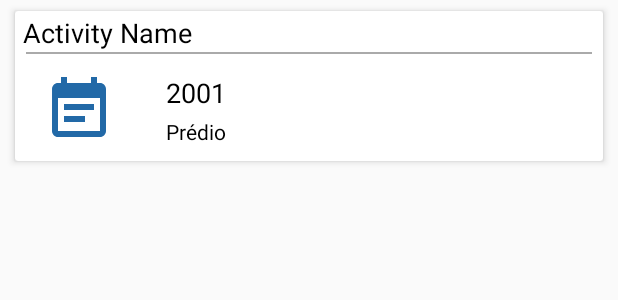
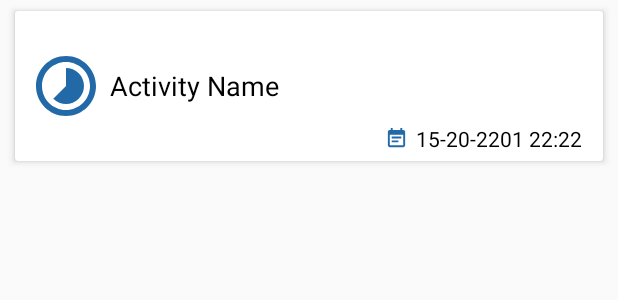
Before and after one commit to GAJ2L/Eventtus, an Android app: the layout card_activity_layout.xml on its own in the app's theme, with its tools: preview values and no code run, on a phone screen of 412 x 824 dp. Shown: the top 300 px of the screen. Run offline under Robolectric (Android 15) with nearby library versions, the phone set to English and light mode, and no system bars.

Commit message:
Ajuste de layout

```diff
--- /dev/null
+++ b/app/src/main/res/drawable/bubble.xml
@@ -0,0 +1,6 @@
+<vector android:height="48dp" android:viewportHeight="24.0"
+    android:viewportWidth="24.0" android:width="48dp" xmlns:android="http://schemas.android.com/apk/res/android">
+    <path android:fillColor="#FF000000" android:pathData="M7.2,14.4m-3.2,0a3.2,3.2 0,1 1,6.4 0a3.2,3.2 0,1 1,-6.4 0"/>
+    <path android:fillColor="#2269a7" android:pathData="M14.8,18m-2,0a2,2 0,1 1,4 0a2,2 0,1 1,-4 0"/>
+    <path android:fillColor="#2269a7" android:pathData="M15.2,8.8m-4.8,0a4.8,4.8 0,1 1,9.6 0a4.8,4.8 0,1 1,-9.6 0"/>
+</vector>
--- /dev/null
+++ b/app/src/main/res/drawable/finished.xml
@@ -0,0 +1,4 @@
+<vector android:height="18dp" android:viewportHeight="24.0"
+    android:viewportWidth="24.0" android:width="18dp" xmlns:android="http://schemas.android.com/apk/res/android">
+    <path android:fillColor="#1b5689" android:pathData="M18,7l-1.41,-1.41 -6.34,6.34 1.41,1.41L18,7zM22.24,5.59L11.66,16.17 7.48,12l-1.41,1.41L11.66,19l12,-12 -1.42,-1.41zM0.41,13.41L6,19l1.41,-1.41L1.83,12 0.41,13.41z"/>
+</vector>
--- /dev/null
+++ b/app/src/main/res/drawable/idle.xml
@@ -0,0 +1,4 @@
+<vector android:height="18dp" android:viewportHeight="24.0"
+    android:viewportWidth="24.0" android:width="18dp" xmlns:android="http://schemas.android.com/apk/res/android">
+    <path android:fillColor="#aaa" android:pathData="M22,5.72l-4.6,-3.86 -1.29,1.53 4.6,3.86L22,5.72zM7.88,3.39L6.6,1.86 2,5.71l1.29,1.53 4.59,-3.85zM12.5,8L11,8v6l4.75,2.85 0.75,-1.23 -4,-2.37L12.5,8zM12,4c-4.97,0 -9,4.03 -9,9s4.02,9 9,9c4.97,0 9,-4.03 9,-9s-4.03,-9 -9,-9zM12,20c-3.87,0 -7,-3.13 -7,-7s3.13,-7 7,-7 7,3.13 7,7 -3.13,7 -7,7z"/>
+</vector>
--- /dev/null
+++ b/app/src/main/res/drawable/mini_calendar.xml
@@ -0,0 +1,4 @@
+<vector android:height="15dp" android:viewportHeight="24.0"
+    android:viewportWidth="24.0" android:width="15dp" xmlns:android="http://schemas.android.com/apk/res/android">
+    <path android:fillColor="#2269a7" android:pathData="M17,10L7,10v2h10v-2zM19,3h-1L18,1h-2v2L8,3L8,1L6,1v2L5,3c-1.11,0 -1.99,0.9 -1.99,2L3,19c0,1.1 0.89,2 2,2h14c1.1,0 2,-0.9 2,-2L21,5c0,-1.1 -0.9,-2 -2,-2zM19,19L5,19L5,8h14v11zM14,14L7,14v2h7v-2z"/>
+</vector>
--- /dev/null
+++ b/app/src/main/res/drawable/mini_time.xml
@@ -0,0 +1,4 @@
+<vector android:height="15dp" android:viewportHeight="24.0"
+    android:viewportWidth="24.0" android:width="15dp" xmlns:android="http://schemas.android.com/apk/res/android">
+    <path android:fillColor="#2269a7" android:pathData="M16.24,7.76C15.07,6.59 13.54,6 12,6v6l-4.24,4.24c2.34,2.34 6.14,2.34 8.49,0 2.34,-2.34 2.34,-6.14 -0.01,-8.48zM12,2C6.48,2 2,6.48 2,12s4.48,10 10,10 10,-4.48 10,-10S17.52,2 12,2zM12,20c-4.42,0 -8,-3.58 -8,-8s3.58,-8 8,-8 8,3.58 8,8 -3.58,8 -8,8z"/>
+</vector>
--- /dev/null
+++ b/app/src/main/res/drawable/runnig.xml
@@ -0,0 +1,4 @@
+<vector android:height="18dp" android:viewportHeight="24.0"
+    android:viewportWidth="24.0" android:width="18dp" xmlns:android="http://schemas.android.com/apk/res/android">
+    <path android:fillColor="#008000" android:pathData="M13.49,5.48c1.1,0 2,-0.9 2,-2s-0.9,-2 -2,-2 -2,0.9 -2,2 0.9,2 2,2zM9.89,19.38l1,-4.4 2.1,2v6h2v-7.5l-2.1,-2 0.6,-3c1.3,1.5 3.3,2.5 5.5,2.5v-2c-1.9,0 -3.5,-1 -4.3,-2.4l-1,-1.6c-0.4,-0.6 -1,-1 -1.7,-1 -0.3,0 -0.5,0.1 -0.8,0.1l-5.2,2.2v4.7h2v-3.4l1.8,-0.7 -1.6,8.1 -4.9,-1 -0.4,2 7,1.4z"/>
+</vector>
--- /dev/null
+++ b/app/src/main/res/drawable/time.xml
@@ -0,0 +1,4 @@
+<vector android:height="48dp" android:viewportHeight="24.0"
+    android:viewportWidth="24.0" android:width="48dp" xmlns:android="http://schemas.android.com/apk/res/android">
+    <path android:fillColor="#2269a7" android:pathData="M16.24,7.76C15.07,6.59 13.54,6 12,6v6l-4.24,4.24c2.34,2.34 6.14,2.34 8.49,0 2.34,-2.34 2.34,-6.14 -0.01,-8.48zM12,2C6.48,2 2,6.48 2,12s4.48,10 10,10 10,-4.48 10,-10S17.52,2 12,2zM12,20c-4.42,0 -8,-3.58 -8,-8s3.58,-8 8,-8 8,3.58 8,8 -3.58,8 -8,8z"/>
+</vector>
--- a/app/src/main/res/layout/card_activity_layout.xml
+++ b/app/src/main/res/layout/card_activity_layout.xml
@@ -19,57 +19,40 @@
         android:layout_height="match_parent">
 
         <TextView
-            android:id="@+id/txtLocal"
-            android:layout_width="match_parent"
+            android:id="@+id/txtState"
+            android:layout_width="135dp"
             android:layout_height="wrap_content"
-            android:layout_alignBottom="@+id/icType"
-            android:layout_alignEnd="@+id/txtDateStart"
-            android:layout_alignStart="@+id/txtDateStart"
-            android:text="Prédio"
+            android:layout_alignParentBottom="true"
+            android:layout_alignParentEnd="true"
+            android:layout_marginBottom="5dp"
+            android:layout_marginEnd="10dp"
+            android:layout_marginLeft="5dp"
+            android:drawableLeft="@drawable/mini_calendar"
+            android:drawablePadding="5dp"
+            android:text="15-20-2201 22:22"
             android:textColor="@android:color/black"
             android:textSize="14sp" />
 
         <TextView
-            android:id="@+id/txtDateStart"
-            android:layout_width="match_parent"
+            android:id="@+id/txtNameFile"
+            android:layout_width="wrap_content"
             android:layout_height="wrap_content"
-            android:layout_alignTop="@+id/icType"
-            android:layout_marginEnd="5dp"
+            android:layout_alignEnd="@+id/txtState"
+            android:layout_centerVertical="true"
             android:layout_marginLeft="5dp"
-            android:layout_marginStart="34dp"
             android:layout_toEndOf="@+id/icType"
-            android:text="2001"
-            android:textColor="@android:color/black"
-            android:textSize="18sp" />
-
-        <TextView
-            android:id="@+id/txtNameFile"
-            android:layout_width="match_parent"
-            android:layout_height="wrap_content"
-            android:layout_marginLeft="5dp"
-            android:layout_marginTop="2dp"
             android:text="Activity Name"
             android:textColor="@android:color/black"
             android:textSize="18sp" />
 
         <TextView
-            android:id="@+id/borda"
-            android:layout_width="match_parent"
-            android:layout_height="1dp"
-            android:layout_marginLeft="7dp"
-            android:layout_marginRight="7dp"
-            android:layout_marginTop="27dp"
-            android:background="@android:color/darker_gray" />
-
-        <TextView
             android:id="@+id/icType"
             android:layout_width="wrap_content"
             android:layout_height="wrap_content"
-            android:layout_alignStart="@+id/txtNameFile"
-            android:layout_below="@+id/borda"
-            android:layout_marginStart="13dp"
-            android:layout_marginTop="13dp"
-            android:drawableLeft="@drawable/calendar" />
+            android:layout_alignParentStart="true"
+            android:layout_centerVertical="true"
+            android:layout_marginStart="10dp"
+            android:drawableLeft="@drawable/time" />
     </RelativeLayout>
 
 </android.support.v7.widget.CardView>
--- a/app/src/main/res/values/colors.xml
+++ b/app/src/main/res/values/colors.xml
@@ -6,4 +6,8 @@
     <color name="colorAccentWhite">#ffffff</color>
     <color name="color_green_android">#3bc2d7</color>
     <color name="color_disabled">#aaa</color>
+
+    <color name="color_finished">#1b5689</color>
+    <color name="color_idle">#aaa</color>
+    <color name="color_running">#008000</color>
 </resources>
--- a/app/src/main/res/values/strings.xml
+++ b/app/src/main/res/values/strings.xml
@@ -74,6 +74,10 @@
     <string name="success_evaluate">Evaluated!</string>
     <string name="find_routes">Find Routes</string>
     <string name="disable_button_evaluate">Have you ever evaluated or this activity has not yet</string>
+    <string name="activities">Activities</string>
+    <string name="in_progress">In progress</string>
+    <string name="completed">Completed</string>
+    <string name="idle">Idle</string>
     <!-- END MESSAGES-->
 
     <!-- START ERRORS -->
```
Also changed, not shown: app/src/main/java/com/gaj2l/eventtus/models/Event.java (+27 -0 lines), app/src/main/java/com/gaj2l/eventtus/view/adapters/ActivityAdapter.java (+3 -9 lines), app/src/main/java/com/gaj2l/eventtus/view/adapters/EventAdapter.java (+12 -7 lines), app/src/main/java/com/gaj2l/eventtus/view/fragments/DetailActivityFragment.java (+10 -7 lines), app/src/main/java/com/gaj2l/eventtus/view/fragments/DetailEventFragment.java (+6 -3 lines), app/src/main/res/layout/card_event_layout.xml (+17 -14 lines), app/src/main/res/layout/card_layout.xml (deleted, +0 -57 lines), app/src/main/res/layout/fragment_detail_activity.xml (+36 -14 lines), app/src/main/res/layout/fragment_detail_event.xml (+25 -9 lines), 1 other file.
